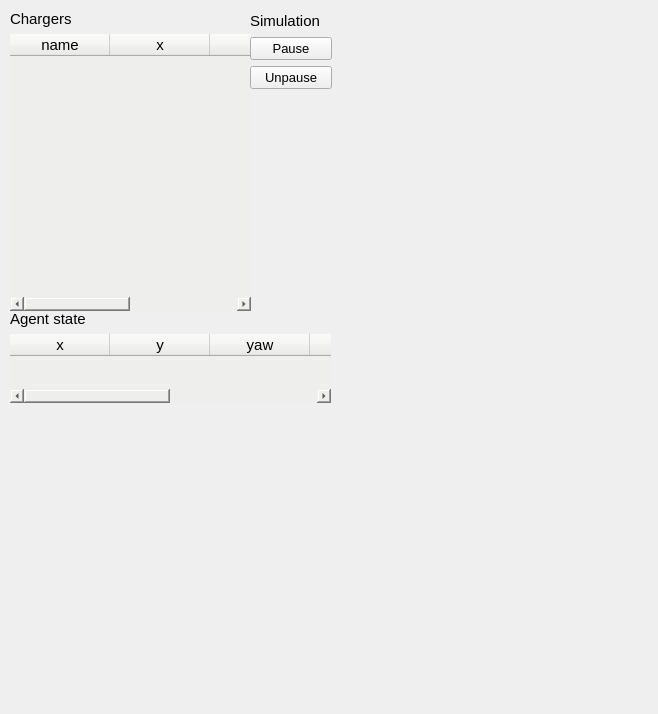
This is rqt_plugins/resource/AgentDashboard.ui in StyczenB/motivated_learning as Qt 5 draws it before an edit. The edited form follows.
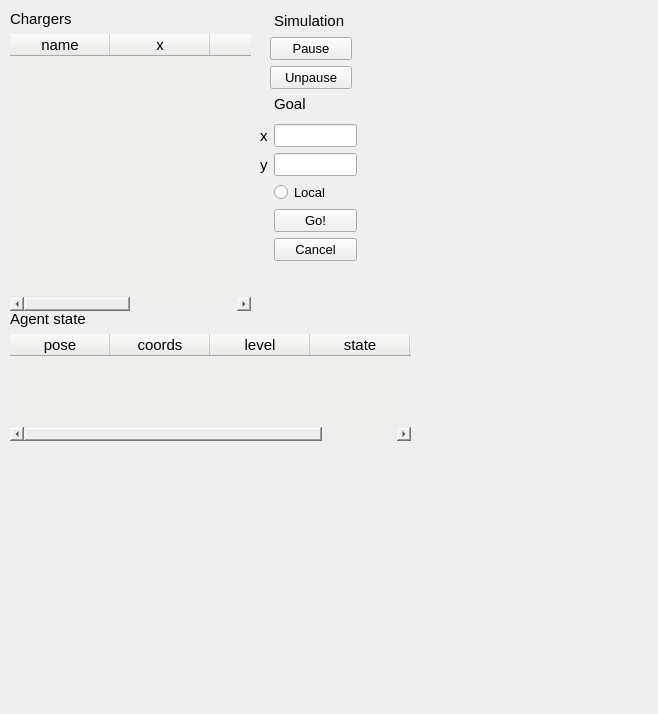
This is the edited form.

Commit message: Added sending goal to from dashboard; movement by one grid or full path

What changed in the file:
```diff
--- a/rqt_plugins/resource/AgentDashboard.ui
+++ b/rqt_plugins/resource/AgentDashboard.ui
@@ -589,8 +589,8 @@
     <rect>
      <x>10</x>
      <y>310</y>
-     <width>321</width>
-     <height>93</height>
+     <width>401</width>
+     <height>131</height>
     </rect>
    </property>
    <layout class="QVBoxLayout" name="verticalLayout_2">
@@ -1114,22 +1114,17 @@
       </attribute>
       <column>
        <property name="text">
-        <string>x</string>
+        <string>pose</string>
        </property>
       </column>
       <column>
        <property name="text">
-        <string>y</string>
+        <string>coords</string>
        </property>
       </column>
       <column>
        <property name="text">
-        <string>yaw</string>
-       </property>
-      </column>
-      <column>
-       <property name="text">
-        <string>battery</string>
+        <string>level</string>
        </property>
       </column>
       <column>
@@ -1149,7 +1144,7 @@
   <widget class="QWidget" name="verticalLayoutWidget_3">
    <property name="geometry">
     <rect>
-     <x>250</x>
+     <x>270</x>
      <y>10</y>
      <width>82</width>
      <height>79</height>
@@ -1164,7 +1159,7 @@
        </font>
       </property>
       <property name="text">
-       <string>Simulation</string>
+       <string> Simulation</string>
       </property>
      </widget>
     </item>
@@ -1184,6 +1179,95 @@
     </item>
    </layout>
   </widget>
+  <widget class="QWidget" name="gridLayoutWidget">
+   <property name="geometry">
+    <rect>
+     <x>260</x>
+     <y>90</y>
+     <width>97</width>
+     <height>171</height>
+    </rect>
+   </property>
+   <layout class="QGridLayout" name="gridLayout">
+    <item row="4" column="1">
+     <widget class="QPushButton" name="sendGoal">
+      <property name="text">
+       <string>Go!</string>
+      </property>
+     </widget>
+    </item>
+    <item row="1" column="1">
+     <widget class="QLineEdit" name="xCoordEdit">
+      <property name="frame">
+       <bool>true</bool>
+      </property>
+      <property name="alignment">
+       <set>Qt::AlignCenter</set>
+      </property>
+      <property name="clearButtonEnabled">
+       <bool>false</bool>
+      </property>
+     </widget>
+    </item>
+    <item row="3" column="1">
+     <widget class="QRadioButton" name="localRadioButton">
+      <property name="text">
+       <string>Local</string>
+      </property>
+     </widget>
+    </item>
+    <item row="2" column="0">
+     <widget class="QLabel" name="label_6">
+      <property name="font">
+       <font>
+        <pointsize>11</pointsize>
+       </font>
+      </property>
+      <property name="text">
+       <string>y</string>
+      </property>
+     </widget>
+    </item>
+    <item row="0" column="1">
+     <widget class="QLabel" name="label_4">
+      <property name="font">
+       <font>
+        <pointsize>11</pointsize>
+       </font>
+      </property>
+      <property name="text">
+       <string>Goal</string>
+      </property>
+     </widget>
+    </item>
+    <item row="1" column="0">
+     <widget class="QLabel" name="label_5">
+      <property name="font">
+       <font>
+        <pointsize>11</pointsize>
+       </font>
+      </property>
+      <property name="text">
+       <string>x</string>
+      </property>
+     </widget>
+    </item>
+    <item row="2" column="1">
+     <widget class="QLineEdit" name="yCoordEdit">
+      <property name="alignment">
+       <set>Qt::AlignCenter</set>
+      </property>
+     </widget>
+    </item>
+    <item row="5" column="1">
+     <widget class="QPushButton" name="cancelGoal">
+      <property name="text">
+       <string>Cancel</string>
+      </property>
+     </widget>
+    </item>
+   </layout>
+  </widget>
  </widget>
  <resources/>
  <connections/>
```
The commit also changes 21 other files.
